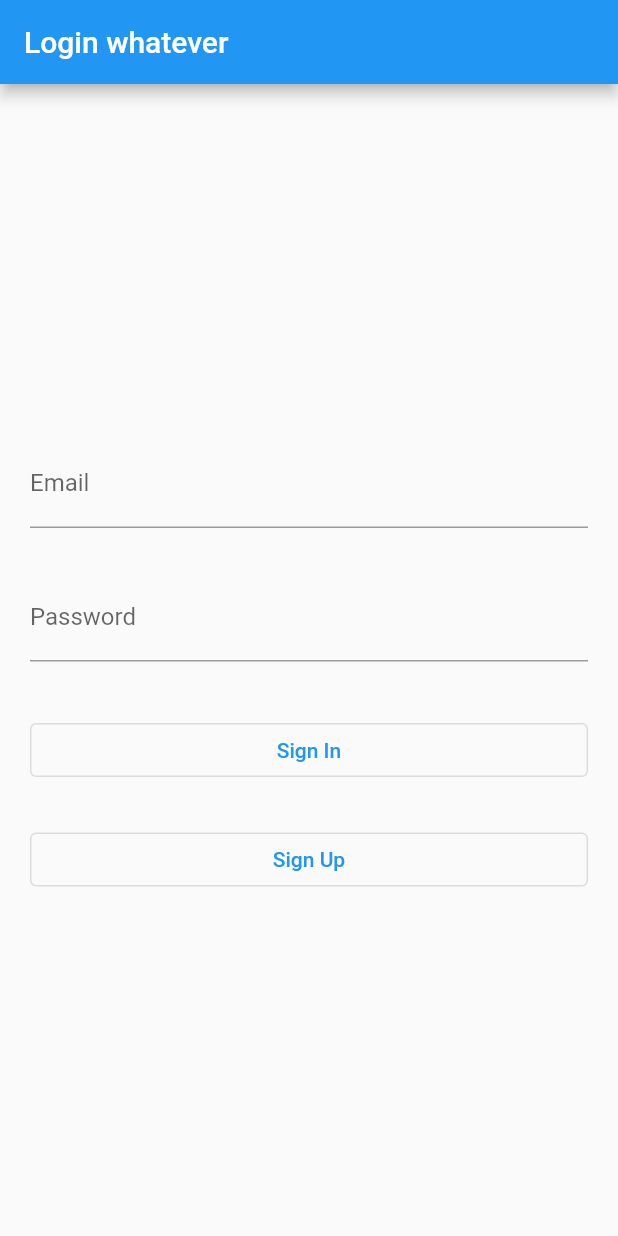
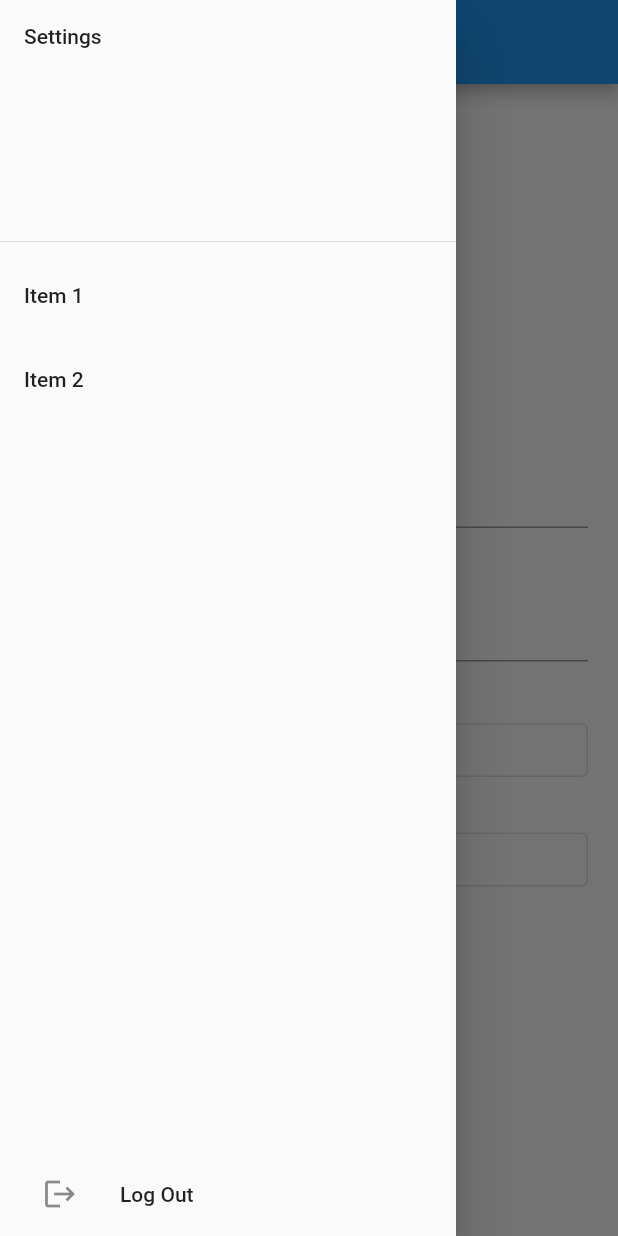
Before and after one commit to git-gremlins/blocklist, a Flutter app: the screen it shows after launch, with the side drawer open (before the commit the screen has no drawer), on a phone screen of 412 x 824 dp. Run offline on Flutter 3.47's test engine with Material 2 defaults, Android fonts, the phone set to English and light mode, and no system bars; our stand-ins replace flutter_dotenv, supabase, supabase_flutter; missing offline and left inert: spannable_grid; accounts and stored records are empty.

Commit message:
style changes to grid layout, grid visibility pre-longclick, border radius for grid, slide screen for settings / logout

```diff
--- a/frontend/lib/main.dart
+++ b/frontend/lib/main.dart
@@ -50,6 +50,44 @@ class _MyAppState extends State<MyApp> {
           primarySwatch: Colors.blue,
         ),
         home: Scaffold(
+          drawer: Drawer(
+            child: Column(
+              mainAxisAlignment: MainAxisAlignment.end,
+              children: [
+                Expanded(
+                  child: ListView(
+                    children: [
+                      DrawerHeader(
+                        child: Text('Settings'),
+                      ),
+                      ListTile(
+                        title: Text('Item 1'),
+                        onTap: () {},
+                      ),
+                      ListTile(
+                        title: Text('Item 2'),
+                        onTap: () {},
+                      ),
+                    ],
+                  ),
+                ),
+                Align(
+                  alignment: Alignment.bottomCenter,
+                  child: ListTile(
+                    leading: IconButton(
+                      onPressed: () async {
+                        await supabase.auth.signOut();
+                      },
+                      icon: const Icon(Icons.logout),
+                      tooltip: "Log Out",
+                    ),
+                    title: Text('Log Out'),
+                    onTap: () {},
+                  ),
+                ),
+              ],
+            ),
+          ),
           body: supabase.auth.currentUser == null
               ? const SplashPage()
               : const ParentTaskScreen(),
```
Also changed, not shown: frontend/lib/screens/parent_tasks.dart (+25 -25 lines), frontend/lib/widgets/TaskCard.dart (+12 -0 lines), frontend/lib/widgets/TaskSpannableGridCells.dart (+8 -2 lines).
